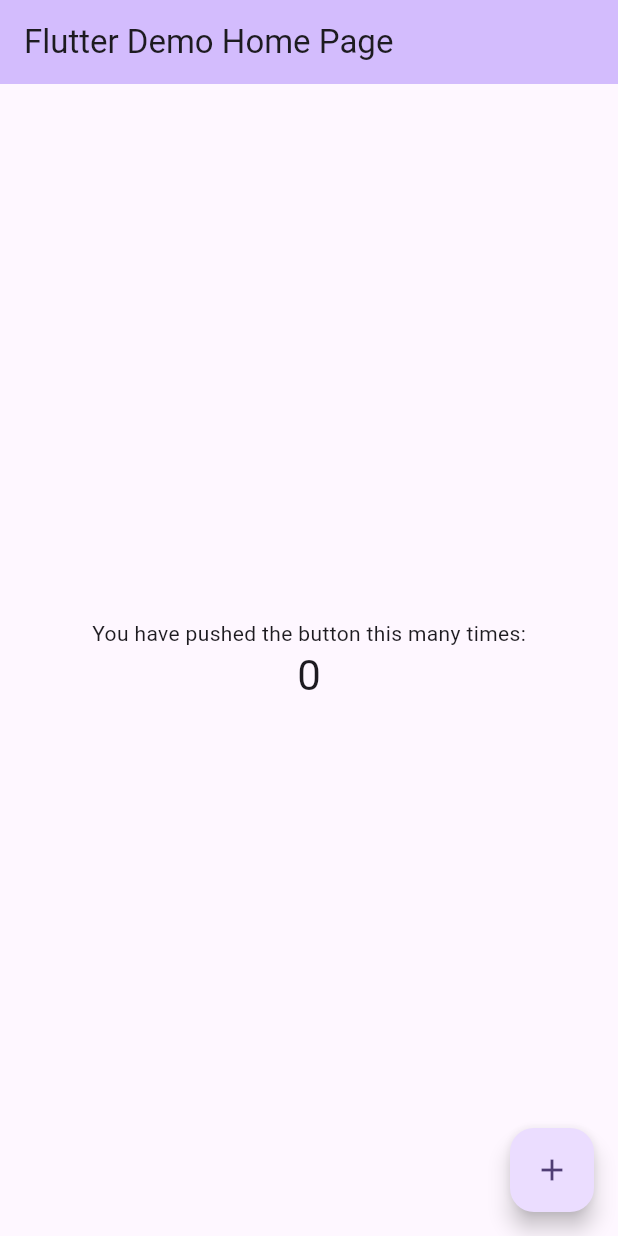
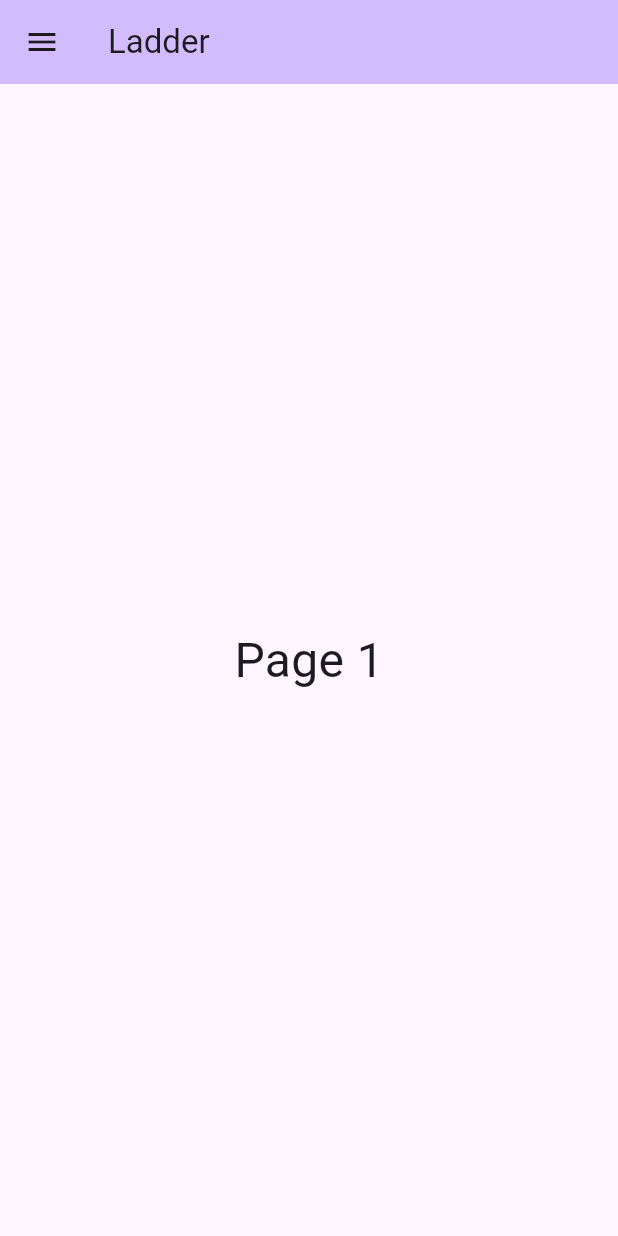
Before and after one commit to awilson96/jacobs_ladder, a Flutter app: the screen it shows after launch, on a phone screen of 412 x 824 dp. Run offline on Flutter 3.47's test engine with Material 3 defaults, Android fonts, the phone set to English and light mode, and no system bars.

Commit message:
Updated app to have some pages and a left side bar

```diff
--- a/jacobs_ladder/ladder/lib/main.dart
+++ b/jacobs_ladder/ladder/lib/main.dart
@@ -1,122 +1,114 @@
 import 'package:flutter/material.dart';
 
 void main() {
-  runApp(const MyApp());
+  runApp(const LadderApp());
 }
 
-class MyApp extends StatelessWidget {
-  const MyApp({super.key});
+class LadderApp extends StatelessWidget {
+  const LadderApp({super.key});
 
-  // This widget is the root of your application.
   @override
   Widget build(BuildContext context) {
     return MaterialApp(
-      title: 'Flutter Demo',
+      title: 'Ladder',
       theme: ThemeData(
-        // This is the theme of your application.
-        //
-        // TRY THIS: Try running your application with "flutter run". You'll see
-        // the application has a purple toolbar. Then, without quitting the app,
-        // try changing the seedColor in the colorScheme below to Colors.green
-        // and then invoke "hot reload" (save your changes or press the "hot
-        // reload" button in a Flutter-supported IDE, or press "r" if you used
-        // the command line to start the app).
-        //
-        // Notice that the counter didn't reset back to zero; the application
-        // state is not lost during the reload. To reset the state, use hot
-        // restart instead.
-        //
-        // This works for code too, not just values: Most code changes can be
-        // tested with just a hot reload.
         colorScheme: ColorScheme.fromSeed(seedColor: Colors.deepPurple),
       ),
-      home: const MyHomePage(title: 'Flutter Demo Home Page'),
+      home: const HomePage(title: 'Ladder'),
     );
   }
 }
 
-class MyHomePage extends StatefulWidget {
-  const MyHomePage({super.key, required this.title});
-
-  // This widget is the home page of your application. It is stateful, meaning
-  // that it has a State object (defined below) that contains fields that affect
-  // how it looks.
-
-  // This class is the configuration for the state. It holds the values (in this
-  // case the title) provided by the parent (in this case the App widget) and
-  // used by the build method of the State. Fields in a Widget subclass are
-  // always marked "final".
+class HomePage extends StatefulWidget {
+  const HomePage({super.key, required this.title});
 
   final String title;
 
   @override
-  State<MyHomePage> createState() => _MyHomePageState();
+  State<HomePage> createState() => _HomePageState();
 }
 
-class _MyHomePageState extends State<MyHomePage> {
-  int _counter = 0;
+class _HomePageState extends State<HomePage> {
+  int _selectedIndex = 0;
 
-  void _incrementCounter() {
+  final List<Widget> _pages = [
+    const Page1(),
+    const Page2(),
+  ];
+
+  void _selectPage(int index) {
     setState(() {
-      // This call to setState tells the Flutter framework that something has
-      // changed in this State, which causes it to rerun the build method below
-      // so that the display can reflect the updated values. If we changed
-      // _counter without calling setState(), then the build method would not be
-      // called again, and so nothing would appear to happen.
-      _counter++;
+      _selectedIndex = index;
     });
+    Navigator.of(context).pop(); // Close the drawer after selection
   }
 
   @override
   Widget build(BuildContext context) {
-    // This method is rerun every time setState is called, for instance as done
-    // by the _incrementCounter method above.
-    //
-    // The Flutter framework has been optimized to make rerunning build methods
-    // fast, so that you can just rebuild anything that needs updating rather
-    // than having to individually change instances of widgets.
     return Scaffold(
       appBar: AppBar(
-        // TRY THIS: Try changing the color here to a specific color (to
-        // Colors.amber, perhaps?) and trigger a hot reload to see the AppBar
-        // change color while the other colors stay the same.
         backgroundColor: Theme.of(context).colorScheme.inversePrimary,
-        // Here we take the value from the MyHomePage object that was created by
-        // the App.build method, and use it to set our appbar title.
         title: Text(widget.title),
       ),
-      body: Center(
-        // Center is a layout widget. It takes a single child and positions it
-        // in the middle of the parent.
-        child: Column(
-          // Column is also a layout widget. It takes a list of children and
-          // arranges them vertically. By default, it sizes itself to fit its
-          // children horizontally, and tries to be as tall as its parent.
-          //
-          // Column has various properties to control how it sizes itself and
-          // how it positions its children. Here we use mainAxisAlignment to
-          // center the children vertically; the main axis here is the vertical
-          // axis because Columns are vertical (the cross axis would be
-          // horizontal).
-          //
-          // TRY THIS: Invoke "debug painting" (choose the "Toggle Debug Paint"
-          // action in the IDE, or press "p" in the console), to see the
-          // wireframe for each widget.
-          mainAxisAlignment: MainAxisAlignment.center,
-          children: <Widget>[
-            const Text('You have pushed the button this many times:'),
-            Text(
-              '$_counter',
-              style: Theme.of(context).textTheme.headlineMedium,
+      drawer: Drawer(
+        child: ListView(
+          padding: EdgeInsets.zero,
+          children: [
+            const DrawerHeader(
+              decoration: BoxDecoration(
+                color: Colors.deepPurple,
+              ),
+              child: Text(
+                'Ladder Menu',
+                style: TextStyle(color: Colors.white, fontSize: 24),
+              ),
+            ),
+            ListTile(
+              leading: const Icon(Icons.looks_one),
+              title: const Text('Page 1'),
+              selected: _selectedIndex == 0,
+              onTap: () => _selectPage(0),
+            ),
+            ListTile(
+              leading: const Icon(Icons.looks_two),
+              title: const Text('Page 2'),
+              selected: _selectedIndex == 1,
+              onTap: () => _selectPage(1),
             ),
           ],
         ),
       ),
-      floatingActionButton: FloatingActionButton(
-        onPressed: _incrementCounter,
-        tooltip: 'Increment',
-        child: const Icon(Icons.add),
-      ), // This trailing comma makes auto-formatting nicer for build methods.
+      body: _pages[_selectedIndex],
     );
   }
 }
+
+// Page 1 placeholder
+class Page1 extends StatelessWidget {
+  const Page1({super.key});
+
+  @override
+  Widget build(BuildContext context) {
+    return const Center(
+      child: Text(
+        'Page 1',
+        style: TextStyle(fontSize: 32),
+      ),
+    );
+  }
+}
+
+// Page 2 placeholder
+class Page2 extends StatelessWidget {
+  const Page2({super.key});
+
+  @override
+  Widget build(BuildContext context) {
+    return const Center(
+      child: Text(
+        'Page 2',
+        style: TextStyle(fontSize: 32),
+      ),
+    );
+  }
+}
```
